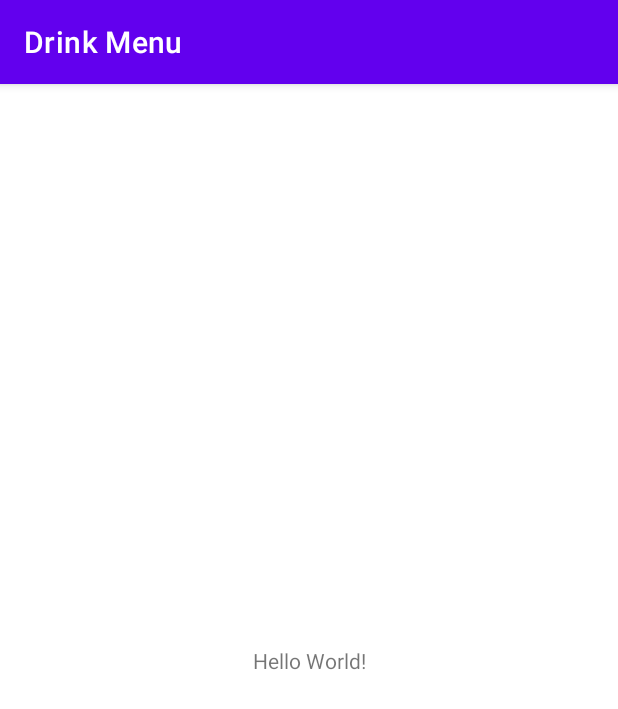
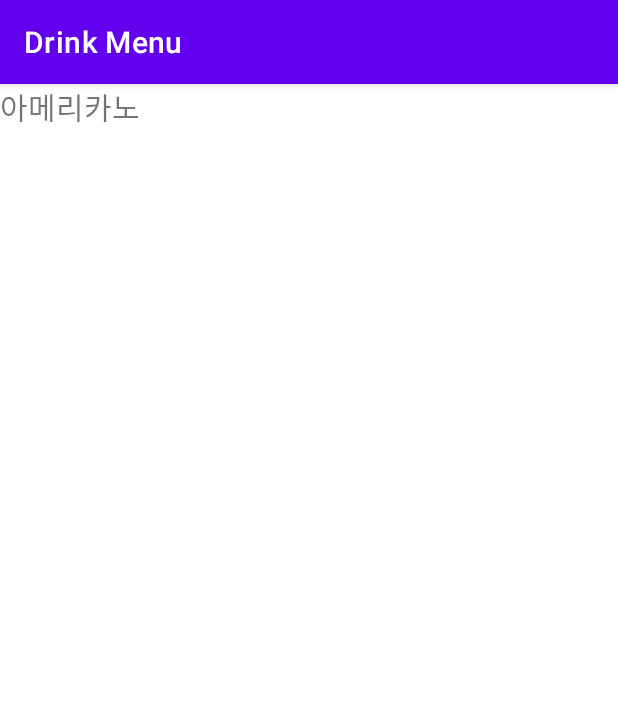
Before and after one commit to IceBorneVR/DrinkMenu, an Android app: the screen it shows after launch (MainActivity), on a phone screen of 412 x 824 dp. Shown: the top 709 px of the screen. Run offline under Robolectric (Android 15) with nearby library versions, the phone set to English and light mode, and no system bars.

Commit message:
Update activity_main.xml

```diff
--- a/app/src/main/res/layout/activity_main.xml
+++ b/app/src/main/res/layout/activity_main.xml
@@ -1,5 +1,6 @@
 <?xml version="1.0" encoding="utf-8"?>
-<androidx.constraintlayout.widget.ConstraintLayout xmlns:android="http://schemas.android.com/apk/res/android"
+<LinearLayout
+    xmlns:android="http://schemas.android.com/apk/res/android"
     xmlns:app="http://schemas.android.com/apk/res-auto"
     xmlns:tools="http://schemas.android.com/tools"
     android:layout_width="match_parent"
@@ -9,10 +10,7 @@
     <TextView
         android:layout_width="wrap_content"
         android:layout_height="wrap_content"
-        android:text="Hello World!"
-        app:layout_constraintBottom_toBottomOf="parent"
-        app:layout_constraintEnd_toEndOf="parent"
-        app:layout_constraintStart_toStartOf="parent"
-        app:layout_constraintTop_toTopOf="parent" />
+        android:textSize="20dp"
+        android:text="아메리카노" />
 
-</androidx.constraintlayout.widget.ConstraintLayout>
+</LinearLayout>
```
